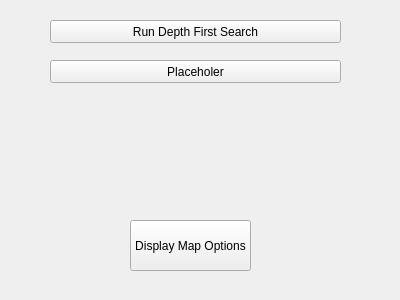
Baldarun/searchProject, file controlwindow.ui: the form before one commit.
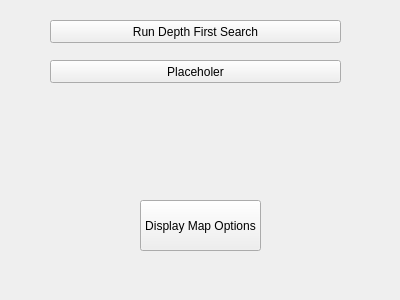
The form after the commit.

```diff
--- a/controlwindow.ui
+++ b/controlwindow.ui
@@ -29,8 +29,8 @@
   <widget class="QPushButton" name="mapOptions">
    <property name="geometry">
     <rect>
-     <x>130</x>
-     <y>220</y>
+     <x>140</x>
+     <y>200</y>
      <width>121</width>
      <height>51</height>
     </rect>
```
